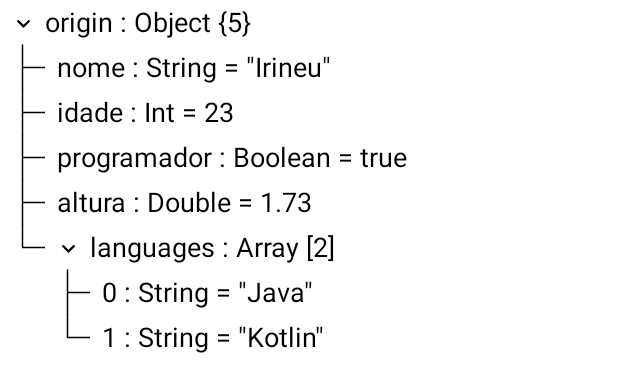
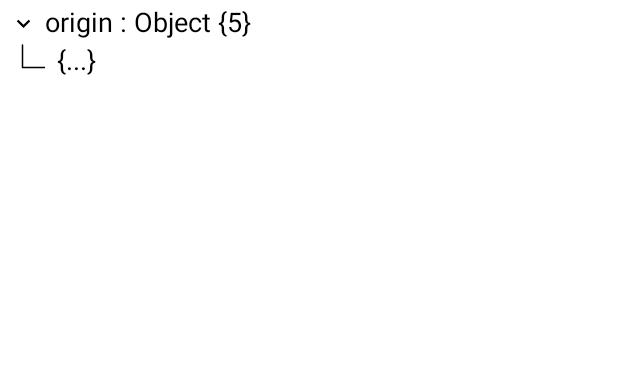
Before and after one commit to Irineu333/JSONTreeViewer, an Android app built with Jetpack Compose: the @Preview function JsonViewerPreview, on a phone screen of 412 x 824 dp. Shown: the top 392 px of the screen. Run offline under Robolectric (Android 15) with nearby library versions, the phone set to English and light mode, and no system bars.

```diff
--- a/app/src/main/java/com/neo/json/JsonViewer.kt
+++ b/app/src/main/java/com/neo/json/JsonViewer.kt
@@ -3,12 +3,13 @@ package com.neo.json
 import androidx.compose.foundation.Canvas
 import androidx.compose.foundation.clickable
 import androidx.compose.foundation.layout.*
+import androidx.compose.foundation.lazy.LazyColumn
 import androidx.compose.material.Icon
 import androidx.compose.material.IconButton
 import androidx.compose.material.Text
 import androidx.compose.material.icons.Icons
 import androidx.compose.material.icons.filled.KeyboardArrowDown
-import androidx.compose.runtime.Composable
+import androidx.compose.runtime.*
 import androidx.compose.ui.Alignment
 import androidx.compose.ui.Modifier
 import androidx.compose.ui.geometry.Offset
@@ -44,6 +45,8 @@ fun JsonViewerPreview() {
 @Composable
 fun JsonObject(origin: Any, json: Any) {
 
+    var expanded by remember { mutableStateOf(false) }
+
     val children = when (json) {
         is JSONArray -> {
             json.children()
@@ -70,10 +73,11 @@ fun JsonObject(origin: Any, json: Any) {
             verticalAlignment = Alignment.CenterVertically
         ) {
 
+            if (children.isNotEmpty()) {
                 IconButton(
                     modifier = Modifier.size(30.dp),
                     onClick = {
-                    //
+                        expanded = !expanded
                     }
                 ) {
                     Icon(
@@ -81,6 +85,9 @@ fun JsonObject(origin: Any, json: Any) {
                         contentDescription = null,
                         modifier = Modifier.padding(6.dp)
                     )
+                }
+            } else {
+                Spacer(modifier = Modifier.width(8.dp))
             }
 
             when (json) {
@@ -95,6 +102,7 @@ fun JsonObject(origin: Any, json: Any) {
             Spacer(modifier = Modifier.weight(1f))
         }
 
+        if (expanded) {
             for ((index, child) in children.withIndex()) {
 
                 val isLastIndex = index == children.size - 1
@@ -138,6 +146,37 @@ fun JsonObject(origin: Any, json: Any) {
                             JsonValue(child.first, child.second)
                         }
                     }
+                }
+            }
+        } else {
+            Row {
+                Canvas(
+                    modifier = Modifier
+                        .width(30.dp)
+                        .height(30.dp)
+                ) {
+
+                    drawLine(
+                        color = Color.Black,
+                        start = center.copy(y = 0f),
+                        end = center.copy(y = size.height / 2),
+                        strokeWidth = 1.dp.toPx(),
+                        cap = StrokeCap.Round
+                    )
+
+                    drawLine(
+                        color = Color.Black,
+                        start = center.copy(y = 15.dp.toPx()),
+                        end = Offset(x = size.width, y = size.height / 2),
+                        strokeWidth = 1.dp.toPx()
+                    )
+                }
+
+                Text(
+                    text = "{...}",
+                    fontSize = 18.sp,
+                    modifier = Modifier.padding(horizontal = 8.dp)
+                )
             }
         }
     }
--- a/app/src/main/java/com/neo/json/MainActivity.kt
+++ b/app/src/main/java/com/neo/json/MainActivity.kt
@@ -74,6 +74,8 @@ private fun Main() {
         }
     )
 
+    json.put("mansões", JSONArray())
+
     json.put("friends", friends)
 
     JsonObject("origin", json = json)
```
Also changed, not shown: app/src/main/java/com/neo/json/MainScreen.kt (+0 -9 lines). Lines whose indentation alone changed are shown as unchanged.
